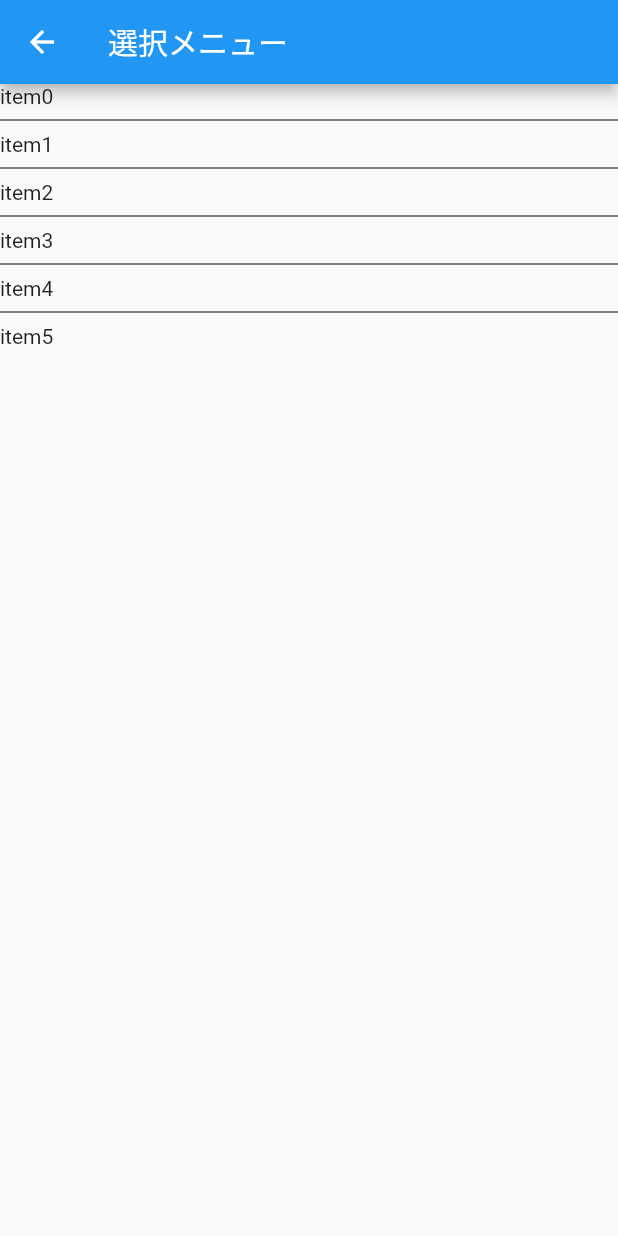
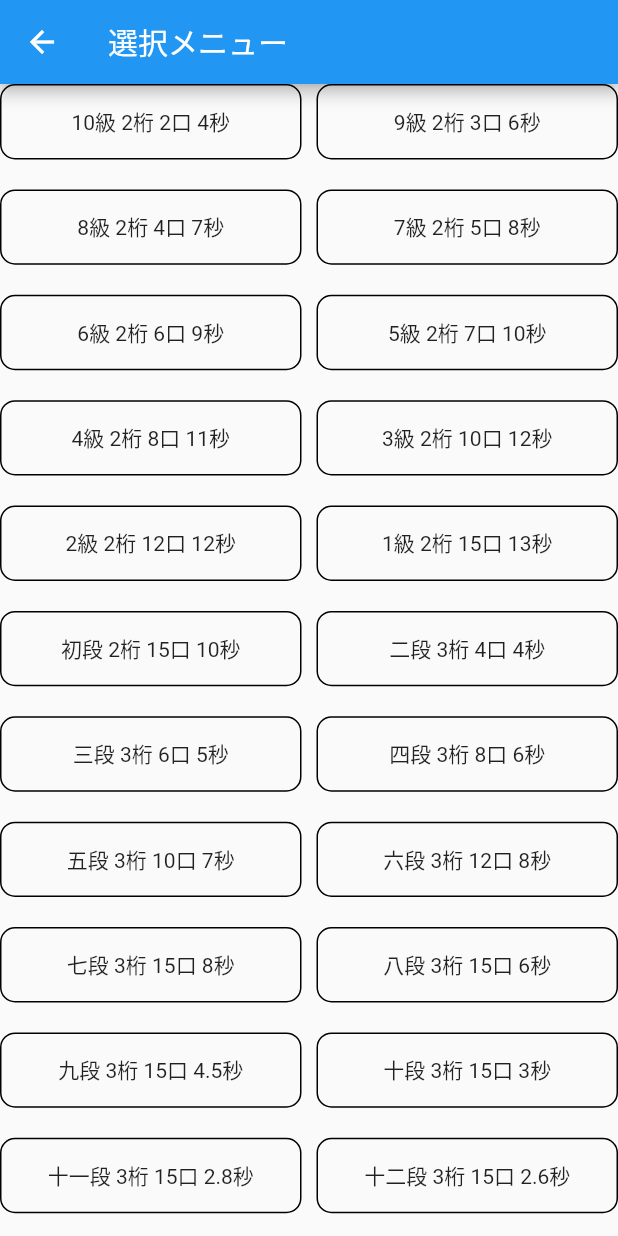
Before and after one commit to 156fllow/flash_mental_arithmetic, a Flutter app: the SelectDiffMenu screen opened directly, on a phone screen of 412 x 824 dp. Run offline on Flutter 3.47's test engine with Material 2 defaults, Android fonts, the phone set to English and light mode, and no system bars; our stand-ins replace shared_preferences; accounts and stored records are empty.

Commit message:
temp commit

```diff
--- a/lib/main.dart
+++ b/lib/main.dart
@@ -94,31 +94,104 @@ class SelectDiffMenu extends StatefulWidget{
 }
 
 class _SelectDiffMenu extends State<SelectDiffMenu>{
+
+  var TextObjdata = [
+
+    Text("10級\t2桁\t2口\t4秒"),
+    Text("9級\t2桁\t3口\t6秒"),
+    Text("8級\t2桁\t4口\t7秒"),
+    Text("7級\t2桁\t5口\t8秒"),
+    Text("6級\t2桁\t6口\t9秒"),
+    Text("5級\t2桁\t7口\t10秒"),
+    Text("4級\t2桁\t8口\t11秒"),
+    Text("3級\t2桁\t10口\t12秒"),
+    Text("2級\t2桁\t12口\t12秒"),
+    Text("1級\t2桁\t15口\t13秒"),
+    Text("初段\t2桁\t15口\t10秒"),
+    Text("二段\t3桁\t4口\t4秒"),
+    Text("三段\t3桁\t6口\t5秒"),
+    Text("四段\t3桁\t8口\t6秒"),
+    Text("五段\t3桁\t10口\t7秒"),
+    Text("六段\t3桁\t12口\t8秒"),
+    Text("七段\t3桁\t15口\t8秒"),
+    Text("八段\t3桁\t15口\t6秒"),
+    Text("九段\t3桁\t15口\t4.5秒"),
+    Text("十段\t3桁\t15口\t3秒"),
+    Text("十一段\t3桁\t15口\t2.8秒"),
+    Text("十二段\t3桁\t15口\t2.6秒"),
+    Text("十三段\t3桁\t15口\t2.4秒"),
+    Text("十四段\t3桁\t15口\t2.2秒"),
+    Text("十五段\t3桁\t15口\t2.0秒"),
+    Text("十六段\t3桁\t15口\t1.9秒"),
+    Text("十七段\t3桁\t15口\t1.8秒"),
+    Text("十八段\t3桁\t15口\t1.7秒"),
+    Text("十九段\t3桁\t15口\t1.6秒"),
+    Text("二十段\t3桁\t15口\t1.5秒"),
+  ];
+
   var data = [
-    Text("item0"),
-    Text("item1"),
-    Text("item2"),
-    Text("item3"),
-    Text("item4"),
-    Text("item5"),
+    [-10,2,2,4],
+    [-9,2,3,6],
+    [-8,2,4,7],
+    [-7,2,5,8],
+    [-6,2,6,9],
+    [-5,2,7,10],
+    [-4,2,8,11],
+    [-3,2,10,12],
+    [-2,2,12,12],
+    [-1,2,15,13],
+    [1,2,15,10],
+    [2,3,4,4],
+    [3,3,6,5],
+    [4,3,8,6],
+    [5,3,10,7],
+    [6,3,12,8],
+    [7,3,15,8],
+    [8,3,15,6],
+    [9,3,15,4.5],
+    [10,3,15,3],
+    [11,3,15,2.8],
+    [12,3,15,2.6],
+    [13,3,15,2.4],
+    [14,3,15,2.2],
+    [15,3,15,2.0],
+    [16,3,15,1.9],
+    [17,3,15,1.8],
+    [18,3,15,1.7],
+    [19,3,15,1.6],
+    [20,3,15,1.5]
+  ];
 
-  ];
+
   Widget build(BuildContext context){
 
     return Scaffold(
       appBar: AppBar(
         title: const Text('選択メニュー'),
       ),
-      body: ListView.separated(
+      body: GridView.builder(
+        gridDelegate: SliverGridDelegateWithFixedCrossAxisCount(
+          crossAxisCount: 2,
+          childAspectRatio: 4,
+          crossAxisSpacing: 10,
+          mainAxisSpacing: 20,
+
+        ),
         itemBuilder: (BuildContext context,int index) {
           return GestureDetector(
-              child: data[index],
+            child: Container(
+              alignment: Alignment.center,
+              decoration: BoxDecoration(
+                border: Border.all(color: Colors.black),
+                borderRadius: new BorderRadius.all(const Radius.circular(10))
+              ),
+              child:TextObjdata[index]
+            ),
             onTap: () {
-                print(index);
+              print(data[index]);
             },
           );
         },
-        separatorBuilder: (BuildContext context, int index) => Divider(color: Colors.black,),
         itemCount: data.length,
       ),
     );
```
Lines whose indentation alone changed are shown as unchanged.
